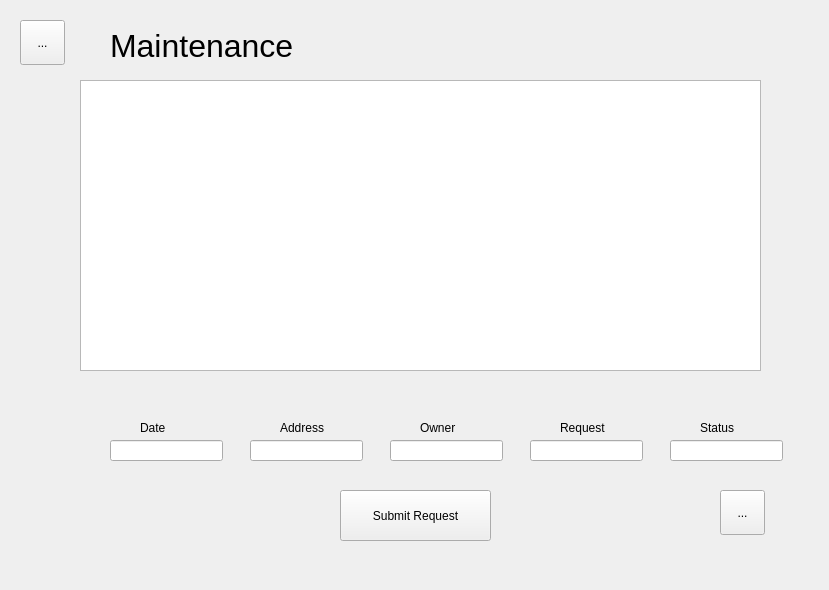
The window that MicroManage/maintenanceform.ui (greg-maceachern12/MicroManage) describes before a commit, drawn with Qt 5.
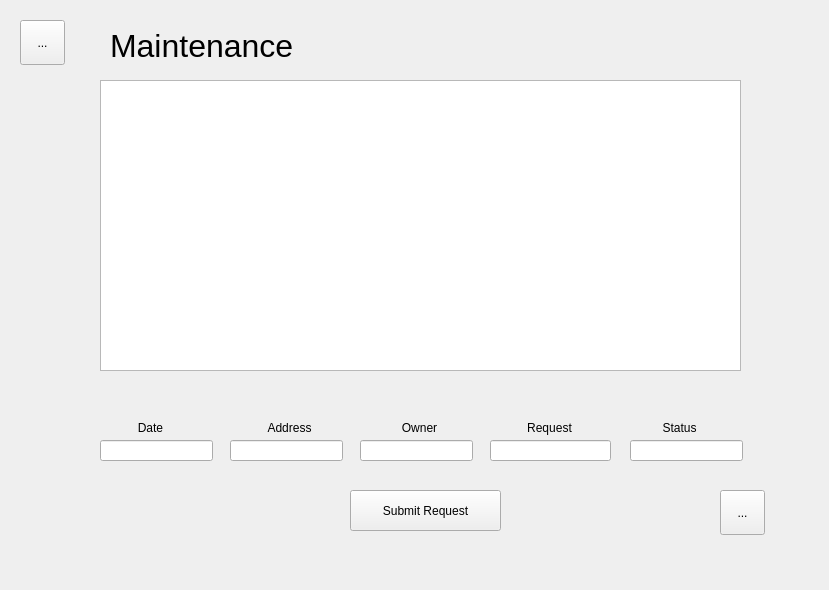
The same window after the commit.

Patch:
```diff
--- a/MicroManage/maintenanceform.ui
+++ b/MicroManage/maintenanceform.ui
@@ -59,10 +59,10 @@
    <widget class="QPushButton" name="newRow">
     <property name="geometry">
      <rect>
-      <x>340</x>
+      <x>350</x>
       <y>490</y>
       <width>151</width>
-      <height>51</height>
+      <height>41</height>
      </rect>
     </property>
     <property name="text">
@@ -72,20 +72,23 @@
    <widget class="QLabel" name="label">
     <property name="geometry">
      <rect>
-      <x>140</x>
+      <x>130</x>
       <y>420</y>
-      <width>59</width>
+      <width>41</width>
       <height>16</height>
      </rect>
     </property>
     <property name="text">
      <string>Date</string>
     </property>
+    <property name="alignment">
+     <set>Qt::AlignCenter</set>
+    </property>
    </widget>
    <widget class="QLabel" name="label_2">
     <property name="geometry">
      <rect>
-      <x>280</x>
+      <x>260</x>
       <y>420</y>
       <width>59</width>
       <height>16</height>
@@ -94,11 +97,14 @@
     <property name="text">
      <string>Address</string>
     </property>
+    <property name="alignment">
+     <set>Qt::AlignCenter</set>
+    </property>
    </widget>
    <widget class="QLabel" name="label_3">
     <property name="geometry">
      <rect>
-      <x>420</x>
+      <x>390</x>
       <y>420</y>
       <width>59</width>
       <height>16</height>
@@ -107,11 +113,14 @@
     <property name="text">
      <string>Owner</string>
     </property>
+    <property name="alignment">
+     <set>Qt::AlignCenter</set>
+    </property>
    </widget>
    <widget class="QLabel" name="label_4">
     <property name="geometry">
      <rect>
-      <x>560</x>
+      <x>520</x>
       <y>420</y>
       <width>59</width>
       <height>16</height>
@@ -120,11 +129,14 @@
     <property name="text">
      <string>Request</string>
     </property>
+    <property name="alignment">
+     <set>Qt::AlignCenter</set>
+    </property>
    </widget>
    <widget class="QLabel" name="label_5">
     <property name="geometry">
      <rect>
-      <x>700</x>
+      <x>650</x>
       <y>420</y>
       <width>59</width>
       <height>16</height>
@@ -133,11 +145,14 @@
     <property name="text">
      <string>Status</string>
     </property>
+    <property name="alignment">
+     <set>Qt::AlignCenter</set>
+    </property>
    </widget>
    <widget class="QLineEdit" name="date_txt">
     <property name="geometry">
      <rect>
-      <x>110</x>
+      <x>100</x>
       <y>440</y>
       <width>113</width>
       <height>21</height>
@@ -147,7 +162,7 @@
    <widget class="QLineEdit" name="address_txt">
     <property name="geometry">
      <rect>
-      <x>250</x>
+      <x>230</x>
       <y>440</y>
       <width>113</width>
       <height>21</height>
@@ -157,7 +172,7 @@
    <widget class="QLineEdit" name="owner_txt">
     <property name="geometry">
      <rect>
-      <x>390</x>
+      <x>360</x>
       <y>440</y>
       <width>113</width>
       <height>21</height>
@@ -167,9 +182,9 @@
    <widget class="QLineEdit" name="request_txt">
     <property name="geometry">
      <rect>
-      <x>530</x>
+      <x>490</x>
       <y>440</y>
-      <width>113</width>
+      <width>121</width>
       <height>21</height>
      </rect>
     </property>
@@ -177,7 +192,7 @@
    <widget class="QLineEdit" name="status_txt">
     <property name="geometry">
      <rect>
-      <x>670</x>
+      <x>630</x>
       <y>440</y>
       <width>113</width>
       <height>21</height>
@@ -188,9 +203,9 @@
   <widget class="QTableView" name="maintenanceTable">
    <property name="geometry">
     <rect>
-     <x>80</x>
+     <x>100</x>
      <y>80</y>
-     <width>681</width>
+     <width>641</width>
      <height>291</height>
     </rect>
    </property>
```
Left out of the diff: 10 changed lines with no effect on the pictures.
